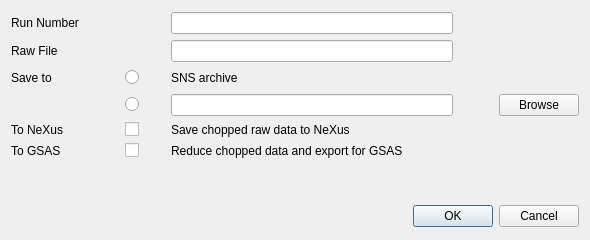
This is src/interface/gui/ui_ChopDialog.ui in neutrons/PyVDrive as Qt 5 draws it before an edit. The edited form follows.
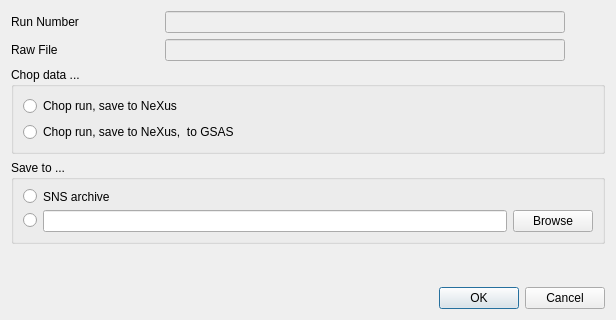
This is the edited form.

Commit message: Refs #65. Fixed chop/reduction issues and working on view.

```diff
--- a/src/interface/gui/ui_ChopDialog.ui
+++ b/src/interface/gui/ui_ChopDialog.ui
@@ -6,8 +6,8 @@
    <rect>
     <x>0</x>
     <y>0</y>
-    <width>590</width>
-    <height>240</height>
+    <width>616</width>
+    <height>320</height>
    </rect>
   </property>
   <property name="windowTitle">
@@ -19,20 +19,52 @@
   <layout class="QVBoxLayout" name="verticalLayout">
    <item>
     <layout class="QGridLayout" name="gridLayout">
-     <item row="2" column="0">
-      <widget class="QLabel" name="label_2">
+     <item row="0" column="1">
+      <spacer name="horizontalSpacer_2">
+       <property name="orientation">
+        <enum>Qt::Horizontal</enum>
+       </property>
+       <property name="sizeType">
+        <enum>QSizePolicy::Ignored</enum>
+       </property>
+       <property name="sizeHint" stdset="0">
+        <size>
+         <width>40</width>
+         <height>20</height>
+        </size>
+       </property>
+      </spacer>
+     </item>
+     <item row="0" column="0">
+      <widget class="QLabel" name="label">
        <property name="text">
-        <string>Save to</string>
+        <string>Run Number</string>
        </property>
       </widget>
      </item>
-     <item row="4" column="0">
-      <widget class="QLabel" name="label_3">
-       <property name="text">
-        <string>To NeXus</string>
+     <item row="0" column="3">
+      <widget class="QLineEdit" name="lineEdit_runNumber">
+       <property name="enabled">
+        <bool>false</bool>
        </property>
       </widget>
      </item>
+     <item row="2" column="4">
+      <spacer name="horizontalSpacer_3">
+       <property name="orientation">
+        <enum>Qt::Horizontal</enum>
+       </property>
+       <property name="sizeType">
+        <enum>QSizePolicy::Ignored</enum>
+       </property>
+       <property name="sizeHint" stdset="0">
+        <size>
+         <width>40</width>
+         <height>20</height>
+        </size>
+       </property>
+      </spacer>
+     </item>
      <item row="0" column="2">
       <spacer name="horizontalSpacer">
        <property name="orientation">
@@ -49,126 +81,85 @@
        </property>
       </spacer>
      </item>
-     <item row="1" column="3">
-      <widget class="QLineEdit" name="lineEdit_sourceFile"/>
-     </item>
-     <item row="3" column="2">
-      <widget class="QRadioButton" name="radioButton_saveToArbitrary">
-       <property name="text">
-        <string/>
-       </property>
-      </widget>
-     </item>
-     <item row="1" column="0">
+     <item row="2" column="0">
       <widget class="QLabel" name="label_title">
        <property name="text">
         <string>Raw File</string>
        </property>
       </widget>
      </item>
-     <item row="5" column="0">
-      <widget class="QLabel" name="label_5">
-       <property name="text">
-        <string>To GSAS</string>
-       </property>
-      </widget>
-     </item>
      <item row="2" column="3">
-      <widget class="QLabel" name="label_4">
-       <property name="text">
-        <string>SNS archive</string>
-       </property>
-      </widget>
-     </item>
-     <item row="2" column="2">
-      <widget class="QRadioButton" name="radioButton_saveToArchive">
-       <property name="text">
-        <string/>
-       </property>
-      </widget>
-     </item>
-     <item row="3" column="5">
-      <widget class="QPushButton" name="pushButton_browse">
-       <property name="text">
-        <string>Browse</string>
-       </property>
-      </widget>
-     </item>
-     <item row="3" column="3">
-      <widget class="QLineEdit" name="lineEdit_outputDir"/>
-     </item>
-     <item row="0" column="0">
-      <widget class="QLabel" name="label">
-       <property name="text">
-        <string>Run Number</string>
-       </property>
-      </widget>
-     </item>
-     <item row="4" column="2">
-      <widget class="QCheckBox" name="checkBox_saveNeXus">
-       <property name="text">
-        <string/>
-       </property>
-      </widget>
-     </item>
-     <item row="2" column="4">
-      <spacer name="horizontalSpacer_3">
-       <property name="orientation">
-        <enum>Qt::Horizontal</enum>
-       </property>
-       <property name="sizeType">
-        <enum>QSizePolicy::Ignored</enum>
-       </property>
-       <property name="sizeHint" stdset="0">
-        <size>
-         <width>40</width>
-         <height>20</height>
-        </size>
-       </property>
-      </spacer>
-     </item>
-     <item row="5" column="2">
-      <widget class="QCheckBox" name="checkBox_reduceToGSAS">
-       <property name="text">
-        <string/>
-       </property>
-      </widget>
-     </item>
-     <item row="0" column="3">
-      <widget class="QLineEdit" name="lineEdit_runNumber"/>
-     </item>
-     <item row="0" column="1">
-      <spacer name="horizontalSpacer_2">
-       <property name="orientation">
-        <enum>Qt::Horizontal</enum>
-       </property>
-       <property name="sizeType">
-        <enum>QSizePolicy::Ignored</enum>
-       </property>
-       <property name="sizeHint" stdset="0">
-        <size>
-         <width>40</width>
-         <height>20</height>
-        </size>
-       </property>
-      </spacer>
-     </item>
-     <item row="4" column="3">
-      <widget class="QLabel" name="label_6">
-       <property name="text">
-        <string>Save chopped raw data to NeXus </string>
-       </property>
-      </widget>
-     </item>
-     <item row="5" column="3">
-      <widget class="QLabel" name="label_7">
-       <property name="text">
-        <string>Reduce chopped data and export for GSAS</string>
+      <widget class="QLineEdit" name="lineEdit_sourceFile">
+       <property name="enabled">
+        <bool>false</bool>
        </property>
       </widget>
      </item>
     </layout>
    </item>
+   <item>
+    <widget class="QGroupBox" name="groupBox_3">
+     <property name="title">
+      <string>Chop data ...</string>
+     </property>
+     <layout class="QGridLayout" name="gridLayout_2">
+      <item row="1" column="0">
+       <widget class="QRadioButton" name="radioButton_chopReduce">
+        <property name="text">
+         <string>Chop run, save to NeXus,  to GSAS</string>
+        </property>
+       </widget>
+      </item>
+      <item row="0" column="0">
+       <widget class="QRadioButton" name="radioButton_chopOnly">
+        <property name="text">
+         <string>Chop run, save to NeXus</string>
+        </property>
+       </widget>
+      </item>
+     </layout>
+    </widget>
+   </item>
+   <item>
+    <widget class="QGroupBox" name="groupBox_2">
+     <property name="title">
+      <string>Save to ...</string>
+     </property>
+     <layout class="QGridLayout" name="gridLayout_3">
+      <item row="1" column="0">
+       <widget class="QRadioButton" name="radioButton_saveToArbitrary">
+        <property name="text">
+         <string/>
+        </property>
+       </widget>
+      </item>
+      <item row="1" column="1">
+       <widget class="QLineEdit" name="lineEdit_outputDir"/>
+      </item>
+      <item row="0" column="1">
+       <widget class="QLabel" name="label_4">
+        <property name="text">
+         <string>SNS archive</string>
+        </property>
+       </widget>
+      </item>
+      <item row="0" column="0">
+       <widget class="QRadioButton" name="radioButton_saveToArchive">
+        <property name="text">
+         <string/>
+        </property>
+       </widget>
+      </item>
+      <item row="1" column="2">
+       <widget class="QPushButton" name="pushButton_browse">
+        <property name="text">
+         <string>Browse</string>
+        </property>
+       </widget>
+      </item>
+     </layout>
+    </widget>
+   </item>
    <item>
     <spacer name="verticalSpacer">
      <property name="orientation">
```
The commit also changes 10 other files.
